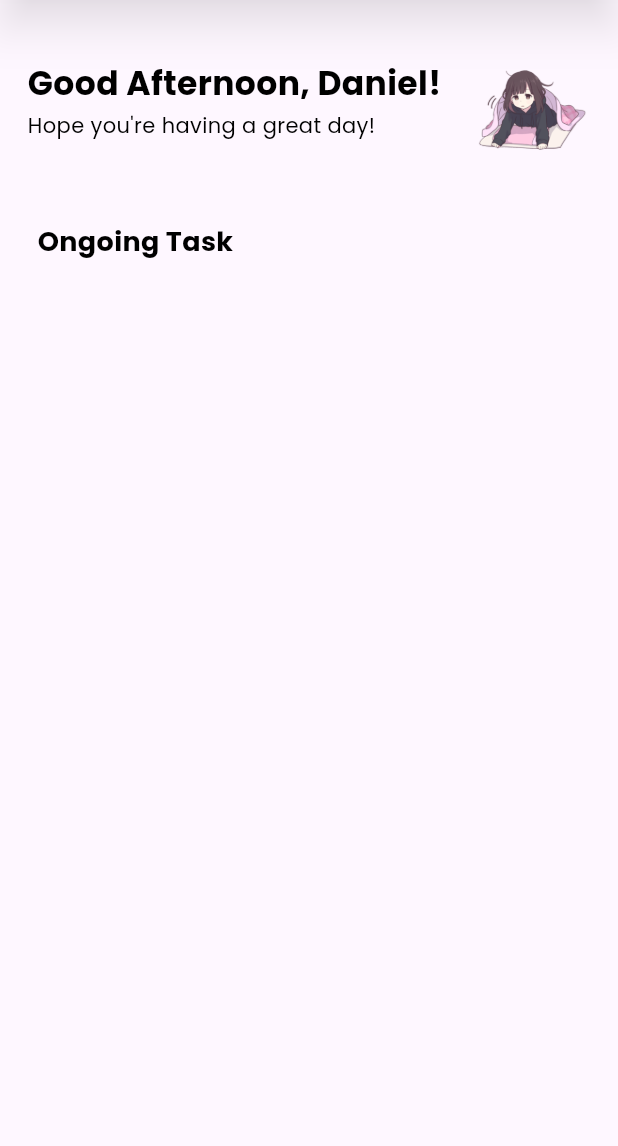
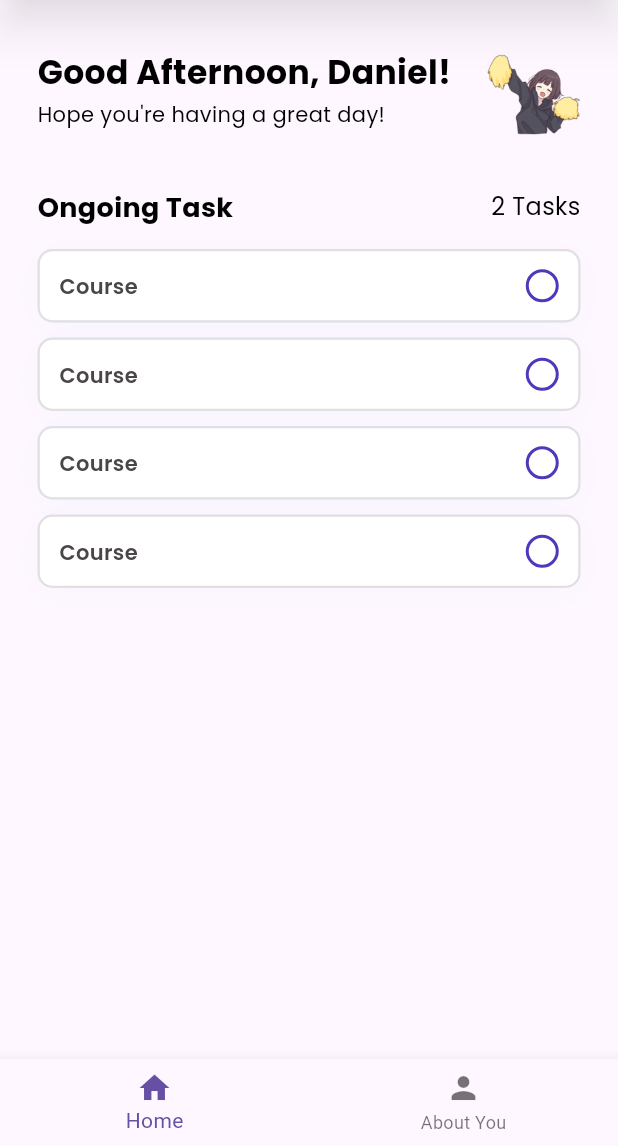
Before and after one commit to hyvos07/todos, a Flutter app: the screen it shows after launch, on a phone screen of 412 x 824 dp, the part 90-1236 px from its top. Run offline on Flutter 3.47's test engine with Material 3 defaults, Android fonts, the phone set to English and light mode, and no system bars.

Commit message:
feat: Add On Going Task Widget

```diff
--- /dev/null
+++ b/lib/aboutyou.dart
@@ -0,0 +1,43 @@
+import 'package:flutter/material.dart';
+
+class AboutYouPage extends StatelessWidget {
+  @override
+  Widget build(BuildContext context) {
+    return Scaffold(
+      appBar: AppBar(
+        elevation: 12,
+        backgroundColor: Colors.white.withOpacity(0.7),
+        scrolledUnderElevation: 10,
+        shadowColor: Colors.black.withOpacity(0.5),
+        toolbarHeight: 55,
+        centerTitle: true,
+        title: Image.asset(
+          'images/logo2.png',
+          fit: BoxFit.contain,
+          height: 44,
+        ),
+      ),
+      body: const Center(
+        child: Column(
+          mainAxisAlignment: MainAxisAlignment.center,
+          children: [
+            Text(
+              'Name: John Doe',
+              style: TextStyle(fontSize: 20),
+            ),
+            SizedBox(height: 10),
+            Text(
+              'Age: 25',
+              style: TextStyle(fontSize: 20),
+            ),
+            SizedBox(height: 10),
+            Text(
+              'Location: New York',
+              style: TextStyle(fontSize: 20),
+            ),
+          ],
+        ),
+      ),
+    );
+  }
+}
--- a/lib/homepage.dart
+++ b/lib/homepage.dart
@@ -2,11 +2,13 @@
 
 import 'package:flutter/material.dart';
 import 'package:intl/intl.dart';
+import 'package:todo_list_app/homepage_widget/ongoing_task.dart';
 
 class HomePage extends StatelessWidget {
   const HomePage({super.key});
 
   String goodWhat(DateTime date) {
+    // Greeting User Chooser
     var hour = date.hour;
     if (hour < 12) {
       return ("Good Morning");
@@ -18,6 +20,7 @@ class HomePage extends StatelessWidget {
   }
 
   String greet(String goodWhat) {
+    // Motivational Support Chooser
     if (goodWhat == "Good Morning") {
       return "New adventures await you today!";
     } else if (goodWhat == "Good Afternoon") {
@@ -27,13 +30,21 @@ class HomePage extends StatelessWidget {
     }
   }
 
+  String menhera(String goodWhat) {
+    // Menhera-chan Chooser
+    if (goodWhat == "Good Morning") {
+      return "images/morningmenhera.png";
+    } else if (goodWhat == "Good Afternoon") {
+      return "images/menheracheer.png";
+    } else {
+      return "images/gnmenhera.png";
+    }
+  }
+
   @override
   Widget build(BuildContext context) {
-    // Get Today's Date
-    var formatter = DateFormat('EEEE, MMM d yyyy');
-    // Adding 7 hours to change default UTC timezone to GMT+7
+    // Get Today's Date; Adding 7 hours to change default UTC timezone to GMT+7
     DateTime now = DateTime.now().toUtc().add(const Duration(hours: 7));
-    String formattedDate = formatter.format(now);
 
     // Screen Size
     double hei = MediaQuery.of(context).size.height;
@@ -43,6 +54,7 @@ class HomePage extends StatelessWidget {
       appBar: AppBar(
         elevation: 12,
         backgroundColor: Colors.white.withOpacity(0.7),
+        scrolledUnderElevation: 10,
         shadowColor: Colors.black.withOpacity(0.5),
         toolbarHeight: 55,
         centerTitle: true,
@@ -63,9 +75,10 @@ class HomePage extends StatelessWidget {
                   children: [
                     // -- Greeting User -- //
                     Padding(
-                      padding: const EdgeInsets.only(top: 40),
+                      padding:
+                          const EdgeInsets.only(top: 40, right: 25, left: 25),
                       child: Row(
-                        mainAxisAlignment: MainAxisAlignment.spaceEvenly,
+                        mainAxisAlignment: MainAxisAlignment.spaceBetween,
                         children: [
                           // -- Greetings -- //
                           Column(
@@ -101,27 +114,15 @@ class HomePage extends StatelessWidget {
                           ),
                           // -- Menhera-chan -- //
                           Image.asset(
-                            'images/morningmenhera.png',
+                            menhera(goodWhat(now)),
                             fit: BoxFit.contain,
-                            height: 70,
+                            height: 55,
                           ),
                         ],
                       ),
                     ),
                     // -- Ongoing Task -- //
-                    const Padding(
-                        padding: EdgeInsets.only(left: 25, top: 55),
-                        child: Text(
-                          "Ongoing Task",
-                          textAlign: TextAlign.left,
-                          style: TextStyle(
-                            color: Colors.black,
-                            fontSize: 18,
-                            fontFamily: 'Poppins',
-                            fontWeight: FontWeight.w700,
-                            height: 0.05,
-                          ),
-                        )),
+                    const OngoingTask(),
                   ],
                 )
               ],
--- a/lib/homepage_widget/ongoing_task.dart
+++ b/lib/homepage_widget/ongoing_task.dart
@@ -0,0 +1,66 @@
+// ignore_for_file: empty_constructor_bodies
+
+import 'package:flutter/material.dart';
+import 'package:intl/intl.dart';
+import 'package:todo_list_app/homepage_widget/single_task.dart';
+
+class OngoingTask extends StatelessWidget {
+  const OngoingTask({Key? key}) : super(key: key);
+
+
+  @override
+  Widget build(BuildContext context) {
+    // Screen Size
+    double hei = MediaQuery.of(context).size.height;
+    double wid = MediaQuery.of(context).size.width;
+
+    List<Widget> ongoingTasks = [
+      singleTask(taskName: 'Course'),
+      singleTask(taskName: 'Course'),
+      singleTask(taskName: 'Course'),
+      singleTask(taskName: 'Course'),
+    ];
+
+    return Container(
+      padding: const EdgeInsets.symmetric(horizontal: 25, vertical: 47.5),
+      child: Column(
+        children: [
+          const Row(
+            mainAxisAlignment: MainAxisAlignment.spaceBetween,
+            children: [
+              Text(
+                "Ongoing Task",
+                textAlign: TextAlign.left,
+                style: TextStyle(
+                  color: Colors.black,
+                  fontSize: 18,
+                  fontFamily: 'Poppins',
+                  fontWeight: FontWeight.w700,
+                  height: 0.05,
+                ),
+              ),
+              Text(
+                "2 Tasks",
+                textAlign: TextAlign.right,
+                style: TextStyle(
+                  color: Colors.black,
+                  fontSize: 16,
+                  fontFamily: 'Poppins',
+                  fontWeight: FontWeight.w500,
+                  height: 0.05,
+                ),
+              )
+            ],
+          ),
+          Container(
+            padding: const EdgeInsets.only(top: 17.5),
+            child: Column(
+              mainAxisAlignment: MainAxisAlignment.spaceAround,
+              children: ongoingTasks,
+            ),
+          )
+        ],
+      ),
+    );
+  }
+}
--- /dev/null
+++ b/lib/homepage_widget/single_task.dart
@@ -0,0 +1,95 @@
+// ignore_for_file: empty_constructor_bodies
+
+import 'package:flutter/material.dart';
+import 'package:intl/intl.dart';
+
+class singleTask extends StatelessWidget {
+  final String taskName;
+  bool taskDone = false;
+  singleTask({super.key, required this.taskName});
+
+  @override
+  Widget build(BuildContext context) {
+    // Screen Size
+    double hei = MediaQuery.of(context).size.height;
+    double wid = MediaQuery.of(context).size.width;
+
+    return Padding(
+      padding: const EdgeInsets.only(top: 10),
+      child: Container(
+        width: double.infinity,
+        padding: const EdgeInsets.symmetric(horizontal: 13, vertical: 12),
+        decoration: ShapeDecoration(
+          color: Colors.white,
+          shape: RoundedRectangleBorder(
+            side: const BorderSide(
+              width: 1.5,
+              color: Color.fromARGB(40, 54, 49, 82)
+            ),
+            borderRadius: BorderRadius.circular(10),
+          ),
+          shadows: const [
+            BoxShadow(
+              color: Color(0x05006EE9),
+              blurRadius: 20,
+              offset: Offset(0, 4),
+              spreadRadius: 0,
+            )
+          ],
+        ),
+        child: Row(
+          mainAxisSize: MainAxisSize.min,
+          mainAxisAlignment: MainAxisAlignment.spaceBetween,
+          crossAxisAlignment: CrossAxisAlignment.center,
+          children: [
+            Text(
+              taskName,
+              textAlign: TextAlign.center,
+              style: const TextStyle(
+                color: Color(0xFF4A4646),
+                fontSize: 14,
+                fontFamily: 'Poppins',
+                fontWeight: FontWeight.w600,
+                height: 0.10,
+              ),
+            ),
+            SizedBox(
+              width: 22,
+              height: 22,
+              child: Stack(
+                children: [
+                  Positioned(
+                    left: 0,
+                    top: 0,
+                    child: Container(
+                      width: 22,
+                      height: 22,
+                      decoration: const ShapeDecoration(
+                        color: Colors.white,
+                        shape: OvalBorder(
+                          side: BorderSide(width: 2, color: Color(0xFF5038BC)),
+                        ),
+                      ),
+                    ),
+                  ),
+                  Positioned(
+                    left: 3,
+                    top: 3,
+                    child: Container(
+                      width: 16,
+                      height: 16,
+                      decoration: const ShapeDecoration(
+                        color: Colors.white,
+                        shape: OvalBorder(),
+                      ),
+                    ),
+                  ),
+                ],
+              ),
+            ),
+          ],
+        ),
+      ),
+    );
+  }
+}
--- a/lib/main.dart
+++ b/lib/main.dart
@@ -1,17 +1,52 @@
+// ignore_for_file: prefer_const_constructors
+
 import 'package:flutter/material.dart';
+import 'aboutyou.dart';
 import 'homepage.dart';
 
 void main() {
   runApp(const MainApp());
 }
 
-class MainApp extends StatelessWidget {
+class MainApp extends StatefulWidget {
   const MainApp({super.key});
 
   @override
+  State<MainApp> createState() => _MainAppState();
+}
+
+class _MainAppState extends State<MainApp> {
+  int _pageIndexNow = 0;
+
+  final List<Widget> _pages = [
+    HomePage(),
+    AboutYouPage(),
+  ];
+
+  @override
   Widget build(BuildContext context) {
-    return const MaterialApp(
-      home: HomePage(),
+    return MaterialApp(
+      home: Scaffold(
+        body: _pages[_pageIndexNow],
+        bottomNavigationBar: BottomNavigationBar(
+          currentIndex: _pageIndexNow,
+          onTap: (int index) {
+            setState(() {
+              _pageIndexNow = index;
+            });
+          },
+          items: const [
+            BottomNavigationBarItem(
+              icon: Icon(Icons.home),
+              label: 'Home',
+            ),
+            BottomNavigationBarItem(
+              icon: Icon(Icons.person),
+              label: 'About You',
+            ),
+          ],
+        ),
+      ),
     );
   }
 }
```
